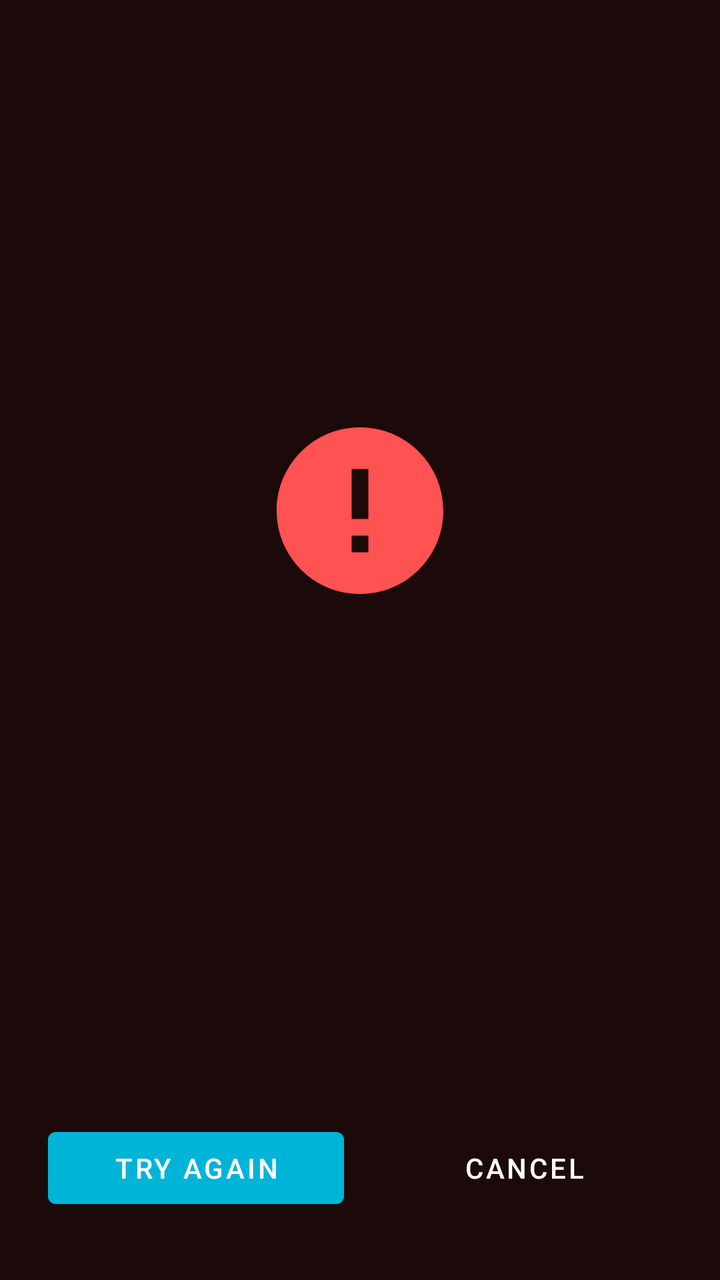
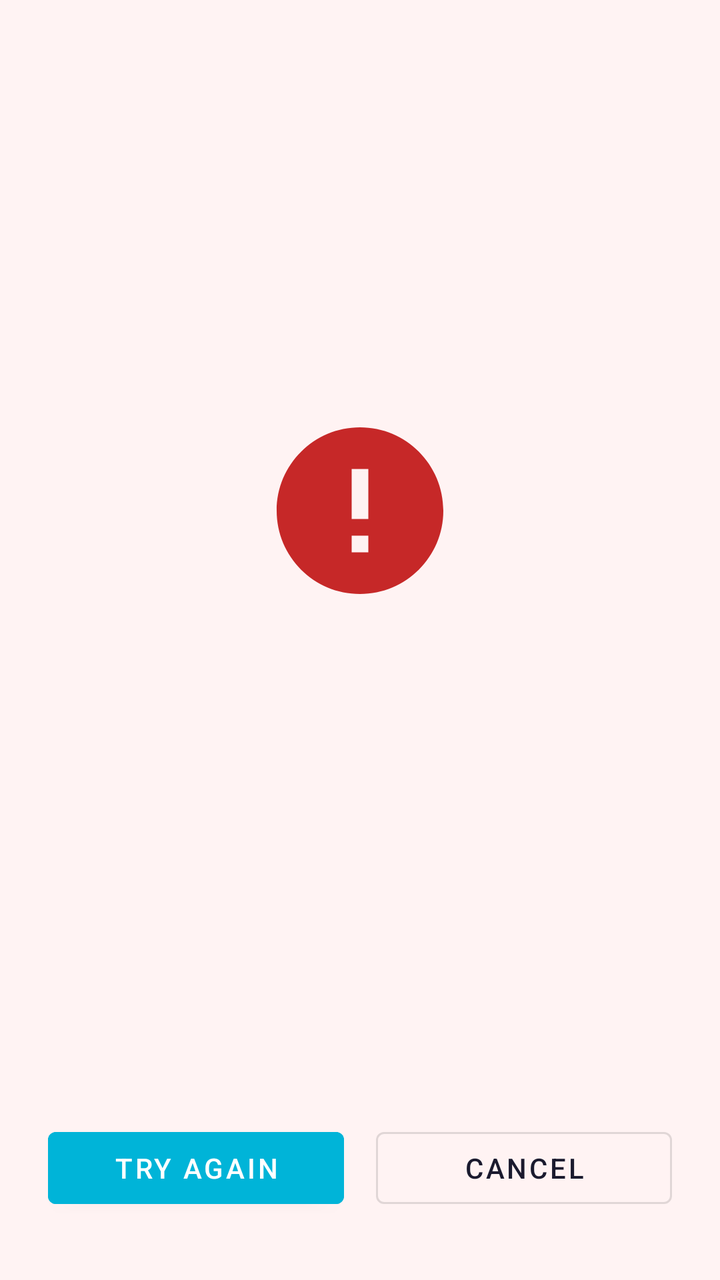

Before-and-after screenshots of an Android layout around one commit, followed by the original layout XML and the change that was made.
<!-- AndroidManifest.xml: application theme Theme.ChannelDoorPOS -->
<!-- res/layout/fragment_error.xml -->
<?xml version="1.0" encoding="utf-8"?>
<androidx.constraintlayout.widget.ConstraintLayout
    xmlns:android="http://schemas.android.com/apk/res/android"
    xmlns:app="http://schemas.android.com/apk/res-auto"
    android:layout_width="match_parent"
    android:layout_height="match_parent"
    android:background="#1C0A0A">

    <ImageView
        android:id="@+id/iv_error_icon"
        android:layout_width="100dp"
        android:layout_height="100dp"
        android:src="@drawable/ic_error"
        android:contentDescription="@string/error"
        app:tint="#FF5252"
        app:layout_constraintBottom_toTopOf="@+id/tv_error_message"
        app:layout_constraintEnd_toEndOf="parent"
        app:layout_constraintStart_toStartOf="parent"
        app:layout_constraintTop_toTopOf="parent"
        app:layout_constraintVertical_chainStyle="packed"/>

    <TextView
        android:id="@+id/tv_error_message"
        android:layout_width="0dp"
        android:layout_height="wrap_content"
        android:layout_marginTop="20dp"
        android:layout_marginStart="32dp"
        android:layout_marginEnd="32dp"
        android:textAlignment="center"
        android:textColor="@color/colorTextPrimary"
        android:textSize="22sp"
        app:layout_constraintBottom_toTopOf="@+id/layout_error_buttons"
        app:layout_constraintEnd_toEndOf="parent"
        app:layout_constraintStart_toStartOf="parent"
        app:layout_constraintTop_toBottomOf="@+id/iv_error_icon"/>

    <LinearLayout
        android:id="@+id/layout_error_buttons"
        android:layout_width="0dp"
        android:layout_height="wrap_content"
        android:layout_marginStart="24dp"
        android:layout_marginEnd="24dp"
        android:layout_marginBottom="32dp"
        android:orientation="horizontal"
        app:layout_constraintBottom_toBottomOf="parent"
        app:layout_constraintEnd_toEndOf="parent"
        app:layout_constraintStart_toStartOf="parent">

        <Button
            android:id="@+id/btn_try_again"
            android:layout_width="0dp"
            android:layout_height="wrap_content"
            android:layout_weight="1"
            android:layout_marginEnd="8dp"
            android:backgroundTint="@color/colorAccent"
            android:text="@string/try_again"
            android:textColor="@color/colorTextPrimary"/>

        <Button
            android:id="@+id/btn_cancel_error"
            android:layout_width="0dp"
            android:layout_height="wrap_content"
            android:layout_weight="1"
            android:layout_marginStart="8dp"
            android:text="@string/cancel"
            style="@style/Widget.MaterialComponents.Button.OutlinedButton"
            android:textColor="@color/colorTextPrimary"/>

    </LinearLayout>

</androidx.constraintlayout.widget.ConstraintLayout>
<!-- resources referenced by this layout -->
<resources>
  <color name="colorAccent">#00B4D8</color>
  <color name="colorTextPrimary">#FFFFFF</color>
  <!-- drawable ic_error (drawable) -->
  <?xml version="1.0" encoding="utf-8"?>
  <vector xmlns:android="http://schemas.android.com/apk/res/android"
      android:width="24dp"
      android:height="24dp"
      android:viewportWidth="24"
      android:viewportHeight="24">
      <path
          android:fillColor="#FFFFFFFF"
          android:pathData="M12,2C6.48,2 2,6.48 2,12s4.48,10 10,10 10,-4.48 10,-10S17.52,2 12,2zM13,17h-2v-2h2v2zM13,13h-2V7h2v6z"/>
  </vector>
  <string name="cancel">CANCEL</string>
  <string name="error">Error</string>
  <string name="try_again">TRY AGAIN</string>
  <style name="Theme.ChannelDoorPOS" parent="Theme.MaterialComponents.DayNight.NoActionBar">
          <item name="colorPrimary">#00B4D8</item>
          <item name="colorPrimaryVariant">#0097A7</item>
          <item name="colorSecondary">#00B4D8</item>
          <item name="android:windowBackground">@color/colorBackground</item>
          <item name="android:statusBarColor">@color/colorStatusBar</item>
      </style>
  <color name="colorBackground">#1A1A2E</color>
  <color name="colorStatusBar">#0D1220</color>
</resources>

<!-- the commit's change to res/layout/fragment_error.xml (unified diff, before → after) -->
@@ -4,7 +4,7 @@
     xmlns:app="http://schemas.android.com/apk/res-auto"
     android:layout_width="match_parent"
     android:layout_height="match_parent"
-    android:background="#1C0A0A">
+    android:background="@color/colorError">
 
     <ImageView
         android:id="@+id/iv_error_icon"
@@ -12,7 +12,7 @@
         android:layout_height="100dp"
         android:src="@drawable/ic_error"
         android:contentDescription="@string/error"
-        app:tint="#FF5252"
+        app:tint="@color/colorErrorAccent"
         app:layout_constraintBottom_toTopOf="@+id/tv_error_message"
         app:layout_constraintEnd_toEndOf="parent"
         app:layout_constraintStart_toStartOf="parent"
@@ -54,7 +54,7 @@
             android:layout_marginEnd="8dp"
             android:backgroundTint="@color/colorAccent"
             android:text="@string/try_again"
-            android:textColor="@color/colorTextPrimary"/>
+            android:textColor="#FFFFFF"/>
 
         <Button
             android:id="@+id/btn_cancel_error"
<!-- resource entries referenced after the edit -->
@@ -1,7 +1,9 @@
 <!-- resources referenced by this layout -->
 <resources>
   <color name="colorAccent">#00B4D8</color>
-  <color name="colorTextPrimary">#FFFFFF</color>
+  <color name="colorError">#FFF3F3</color>
+  <color name="colorErrorAccent">#C62828</color>
+  <color name="colorTextPrimary">#1A1A2E</color>
   <!-- drawable ic_error (drawable) -->
   <?xml version="1.0" encoding="utf-8"?>
   <vector xmlns:android="http://schemas.android.com/apk/res/android"
@@ -23,7 +25,7 @@
           <item name="android:windowBackground">@color/colorBackground</item>
           <item name="android:statusBarColor">@color/colorStatusBar</item>
       </style>
-  <color name="colorBackground">#1A1A2E</color>
-  <color name="colorStatusBar">#0D1220</color>
+  <color name="colorBackground">#FFFFFF</color>
+  <color name="colorStatusBar">#F0F4F8</color>
 </resources>
 
